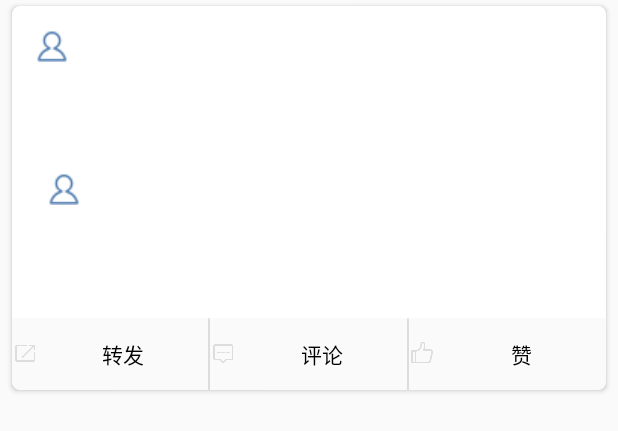
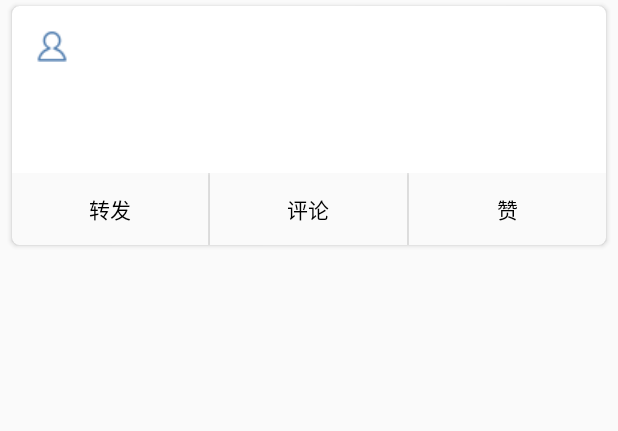
Before and after one commit to zkx34/WeMate, an Android app: the layout card_view.xml on its own in the app's theme, with its tools: preview values and no code run, on a phone screen of 412 x 824 dp. Shown: the top 431 px of the screen. Run offline under Robolectric (Android 15) with nearby library versions, the phone set to English and light mode, and no system bars.

Commit message:
完善了1下

```diff
--- a/app/src/main/res/layout/card_view.xml
+++ b/app/src/main/res/layout/card_view.xml
@@ -25,7 +25,7 @@
                 android:layout_marginTop="16dp"
                 android:layout_marginLeft="16dp"
                 android:layout_marginRight="16dp">
-
+            <!--用户信息-->
             <LinearLayout
                     android:orientation="horizontal"
                     android:layout_width="match_parent"
@@ -46,7 +46,7 @@
                         android:layout_marginLeft="8dp"/>
 
             </LinearLayout>
-
+            <!--来源信息-->
             <LinearLayout
                     android:layout_width="match_parent"
                     android:layout_height="wrap_content"
@@ -66,7 +66,7 @@
                         android:layout_marginLeft="8dp"/>
 
             </LinearLayout>
-
+            <!--微博正文-->
             <LinearLayout
                     android:layout_width="match_parent"
                     android:layout_height="wrap_content"
@@ -85,10 +85,11 @@
                         android:layout_width="wrap_content"
                         android:layout_height="wrap_content"
                         android:src="@drawable/timeline_card_small_profile"
+                        android:visibility="gone"
                         android:layout_margin="8dp"/>
             </LinearLayout>
 
-
+            <!--转发信息-->
             <LinearLayout
                     android:orientation="vertical"
                     android:id="@+id/inside_content"
@@ -96,9 +97,8 @@
                     android:layout_height="wrap_content"
                     android:background="@drawable/shape"
                     android:layout_marginTop="8dp"
-                    android:visibility="invisible"
+                    android:visibility="gone"
                     >
-
                 <TextView
                         android:id="@+id/id_retweeted_detail"
                         android:layout_width="match_parent"
@@ -113,7 +113,7 @@
             </LinearLayout>
 
         </LinearLayout>
-
+        <!--功能按钮-->
         <LinearLayout
                 android:layout_width="match_parent"
                 android:layout_height="wrap_content"
@@ -129,7 +129,6 @@
                     android:id="@+id/btn_retweet"
                     android:background="#fafafa"
                     android:text="转发"
-                    android:drawableLeft="@mipmap/timeline_icon_retweet_disable"
                     />
             <Button
                     android:layout_width="wrap_content"
@@ -137,8 +136,7 @@
                     android:layout_weight="1"
                     android:id="@+id/btn_comment"
                     android:background="#fafafa"
-                    android:text="评论"
-                    android:drawableLeft="@mipmap/timeline_icon_comment_disable"/>
+                    android:text="评论"/>
             <Button
                     android:layout_width="wrap_content"
                     android:layout_height="wrap_content"
@@ -146,8 +144,7 @@
                     android:background="#fafafa"
                     android:id="@+id/btn_zan"
                     android:text="赞"
-                    android:gravity="center"
-                    android:drawableLeft="@mipmap/timeline_icon_like_disable"/>
+                    android:gravity="center"/>
         </LinearLayout>
 
     </LinearLayout>
```
Also changed, not shown: app/src/main/java/com/zkx/weipo/app/MainActivity.java (+5 -6 lines), app/src/main/java/com/zkx/weipo/app/MyRecyclerViewAdapter.java (+16 -3 lines), app/src/main/java/com/zkx/weipo/app/StringUtil.java (added, +11 -0 lines).
